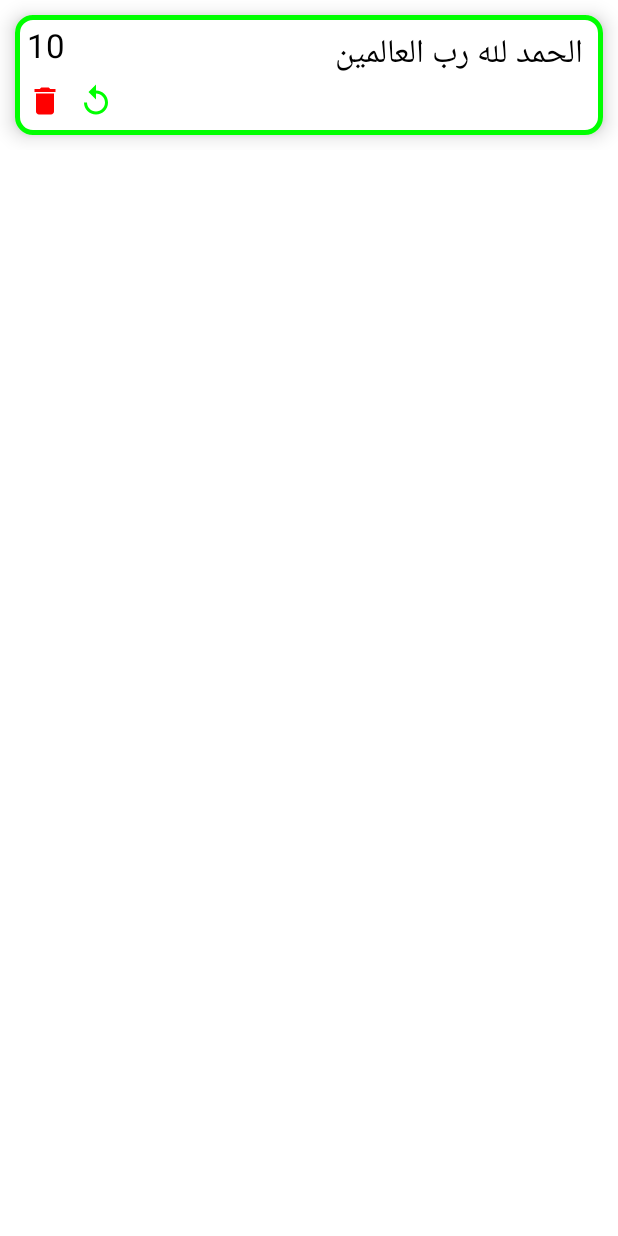
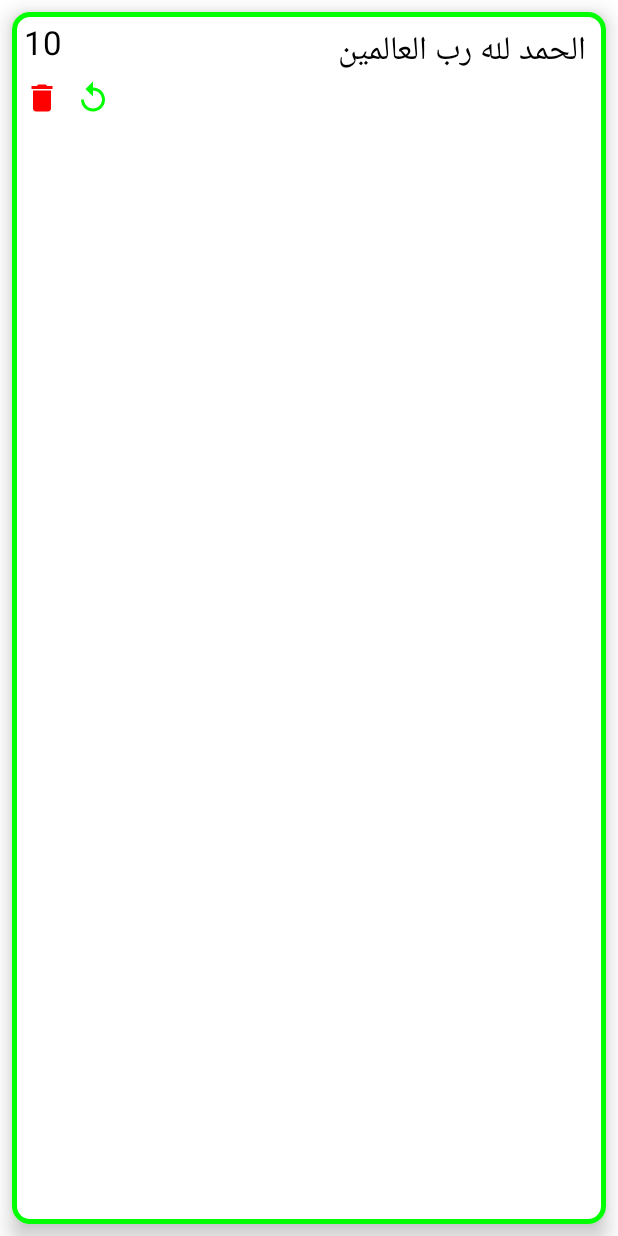
Before and after one commit to AhmedGamalRamadan/Sebha, an Android app built with Jetpack Compose: the @Preview function AzkarCardItemPreview, on a phone screen of 412 x 824 dp. Run offline under Robolectric (Android 15) with nearby library versions, the phone set to English and light mode, and no system bars; our stand-ins replace Room's generated code.

Commit message:
fix card height issue.

```diff
--- a/app/build.gradle.kts
+++ b/app/build.gradle.kts
@@ -21,7 +21,7 @@ android {
 
     buildTypes {
         release {
-            isMinifyEnabled = false
+            isMinifyEnabled = true
             proguardFiles(
                 getDefaultProguardFile("proguard-android-optimize.txt"),
                 "proguard-rules.pro"
--- a/app/src/main/java/com/ag/projects/sebha/presentation/ui/components/AzkarCardItem.kt
+++ b/app/src/main/java/com/ag/projects/sebha/presentation/ui/components/AzkarCardItem.kt
@@ -5,9 +5,9 @@ import androidx.compose.foundation.clickable
 import androidx.compose.foundation.layout.Column
 import androidx.compose.foundation.layout.Row
 import androidx.compose.foundation.layout.Spacer
+import androidx.compose.foundation.layout.defaultMinSize
 import androidx.compose.foundation.layout.fillMaxSize
 import androidx.compose.foundation.layout.fillMaxWidth
-import androidx.compose.foundation.layout.height
 import androidx.compose.foundation.layout.padding
 import androidx.compose.foundation.layout.width
 import androidx.compose.foundation.layout.wrapContentSize
@@ -42,8 +42,8 @@ fun AzkarCardItem(
     Card(
         modifier = modifier
             .fillMaxWidth()
-            .height(100.dp)
-            .padding(10.dp)
+            .defaultMinSize(minHeight = 100.dp)
+            .padding(8.dp)
             .clickable {
                 onItemClick()
             },
```
